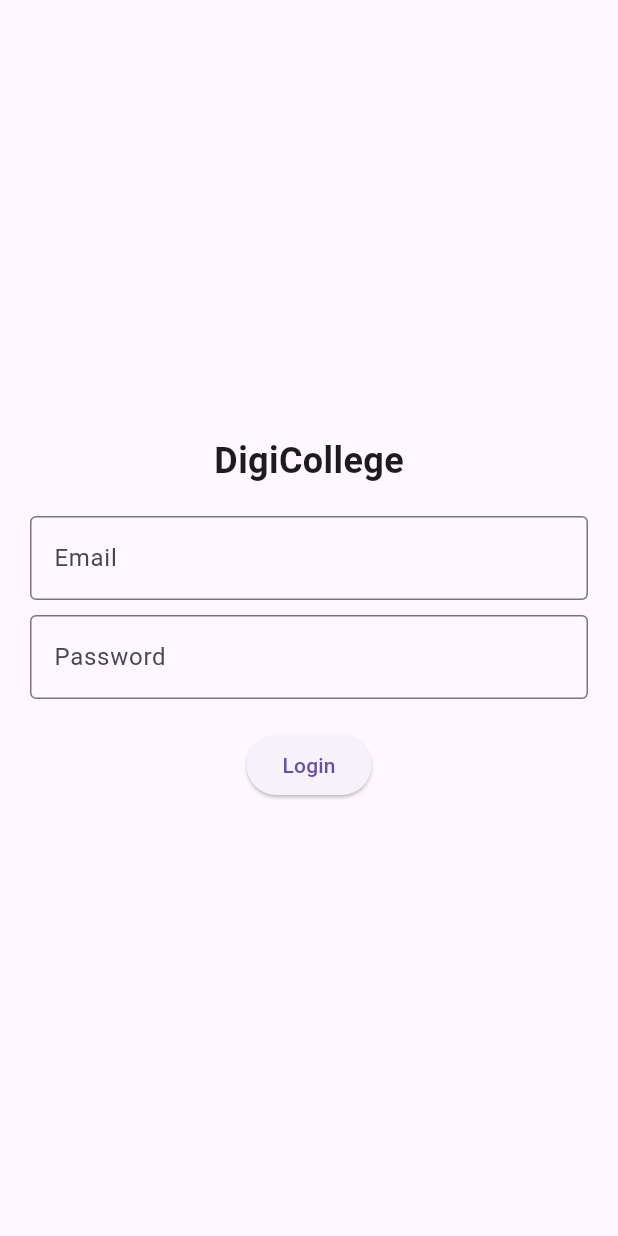
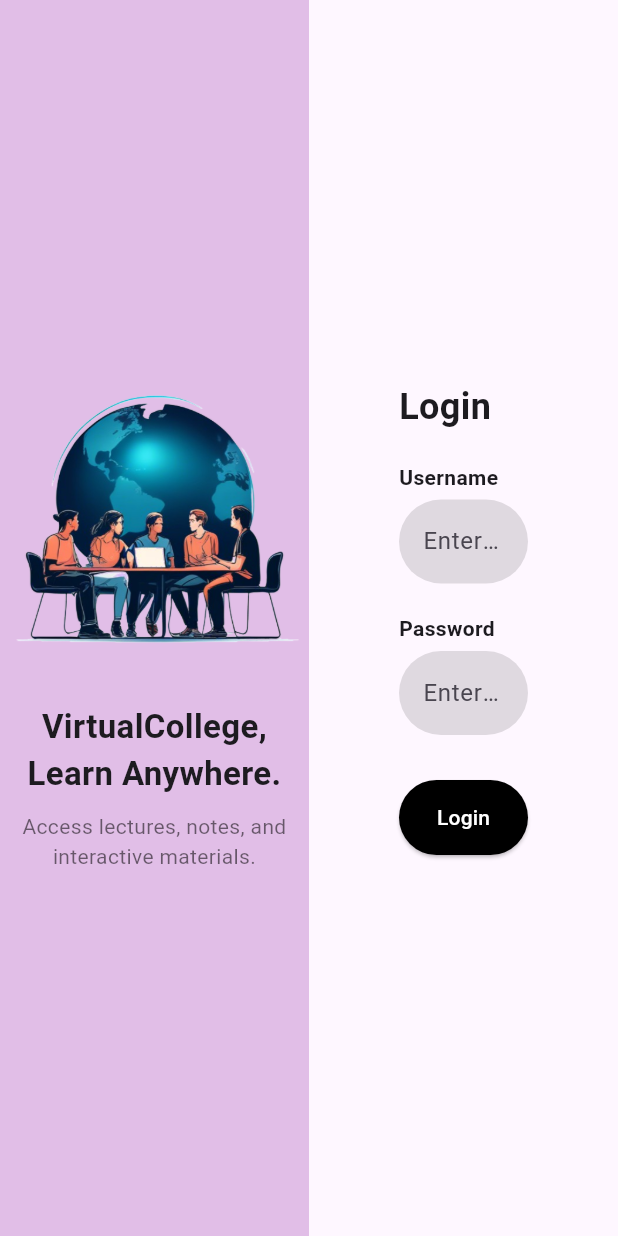
Before and after one commit to Godwin-Abin/digicollege, a Flutter app: the screen it shows after launch, on a phone screen of 412 x 824 dp. Run offline on Flutter 3.47's test engine with Material 3 defaults, Android fonts, the phone set to English and light mode, and no system bars; missing offline and left inert: media_kit, media_kit_video.

Commit message:
Login UI Completed along with the video player basic UI

```diff
--- a/lib/pages/login_page.dart
+++ b/lib/pages/login_page.dart
@@ -6,35 +6,105 @@ class LoginPage extends StatelessWidget {
   @override
   Widget build(BuildContext context) {
     return Scaffold(
-      body: Center(
-        child: Column(
-          mainAxisAlignment: MainAxisAlignment.center,
-          children: [
-            const Text("DigiCollege", style: TextStyle(fontSize: 24, fontWeight: FontWeight.bold)),
-            const SizedBox(height: 20),
-            Padding(
-              padding: const EdgeInsets.symmetric(horizontal: 20),
-              child: TextField(
-                decoration: InputDecoration(labelText: "Email", border: OutlineInputBorder()),
+      body: Row(
+        children: [
+          // Left Section with Image and Tagline
+          Expanded(
+            child: Container(
+              color: Color(0xFFE1BEE7), // Lavender background
+              child: Column(
+                mainAxisAlignment: MainAxisAlignment.center,
+                children: [
+                  Image.asset(
+                    'images/image1.png',
+                    width: 300, // Adjust size if needed
+                  ),
+                  const SizedBox(height: 20),
+                  const Text(
+                    "VirtualCollege, Learn Anywhere.",
+                    textAlign: TextAlign.center,
+                    style: TextStyle(fontSize: 22, fontWeight: FontWeight.bold),
+                  ),
+                  const SizedBox(height: 10),
+                  const Text(
+                    "Access lectures, notes, and interactive materials.",
+                    textAlign: TextAlign.center,
+                    style: TextStyle(fontSize: 14, color: Colors.black54),
+                  ),
+                ],
               ),
             ),
-            const SizedBox(height: 10),
-            Padding(
-              padding: const EdgeInsets.symmetric(horizontal: 20),
-              child: TextField(
-                obscureText: true,
-                decoration: InputDecoration(labelText: "Password", border: OutlineInputBorder()),
+          ),
+
+          // Right Section with Login Form
+          Expanded(
+            child: Padding(
+              padding: const EdgeInsets.symmetric(horizontal: 60),
+              child: Column(
+                mainAxisAlignment: MainAxisAlignment.center,
+                crossAxisAlignment: CrossAxisAlignment.start,
+                children: [
+                  const Text(
+                    "Login",
+                    style: TextStyle(fontSize: 24, fontWeight: FontWeight.bold),
+                  ),
+                  const SizedBox(height: 20),
+
+                  // Username Input
+                  const Text("Username", style: TextStyle(fontWeight: FontWeight.bold)),
+                  const SizedBox(height: 5),
+                  TextField(
+                    decoration: InputDecoration(
+                      hintText: "Enter your username",
+                      filled: true,
+                      fillColor: Colors.black12,
+                      border: OutlineInputBorder(
+                        borderRadius: BorderRadius.circular(30),
+                        borderSide: BorderSide.none,
+                      ),
+                    ),
+                  ),
+                  const SizedBox(height: 20),
+
+                  // Password Input
+                  const Text("Password", style: TextStyle(fontWeight: FontWeight.bold)),
+                  const SizedBox(height: 5),
+                  TextField(
+                    obscureText: true,
+                    decoration: InputDecoration(
+                      hintText: "Enter your password",
+                      filled: true,
+                      fillColor: Colors.black12,
+                      border: OutlineInputBorder(
+                        borderRadius: BorderRadius.circular(30),
+                        borderSide: BorderSide.none,
+                      ),
+                    ),
+                  ),
+                  const SizedBox(height: 30),
+
+                  // Login Button
+                  SizedBox(
+                    width: double.infinity,
+                    height: 50,
+                    child: ElevatedButton(
+                      style: ElevatedButton.styleFrom(
+                        backgroundColor: Colors.black,
+                        shape: RoundedRectangleBorder(
+                          borderRadius: BorderRadius.circular(30),
+                        ),
+                      ),
+                      onPressed: () {
+                        Navigator.pushReplacementNamed(context, '/dashboard');
+                      },
+                      child: const Text("Login", style: TextStyle(color: Colors.white)),
+                    ),
+                  ),
+                ],
               ),
             ),
-            const SizedBox(height: 20),
-            ElevatedButton(
-              onPressed: () {
-                Navigator.pushReplacementNamed(context, '/dashboard');
-              },
-              child: const Text("Login"),
-            ),
-          ],
-        ),
+          ),
+        ],
       ),
     );
   }
--- a/lib/pages/video_page.dart
+++ b/lib/pages/video_page.dart
@@ -17,7 +17,7 @@ class _VideoPageState extends State<VideoPage> {
   void initState() {
     super.initState();
     _player = Player();
-    _videoController = VideoController(_player);
+    _videoController = VideoController(_player); // No controls parameter here
     _player.open(
       Media(
         'https://www.learningcontainer.com/wp-content/uploads/2020/05/sample-mp4-file.mp4',
@@ -35,7 +35,10 @@ class _VideoPageState extends State<VideoPage> {
   Widget build(BuildContext context) {
     return Scaffold(
       appBar: AppBar(title: const Text("Video Player")),
-      body: Video(controller: _videoController),
+      body: Video(
+        controller: _videoController,
+        controls: null, // Set to null to disable controls
+      ),
     );
   }
 }
--- a/pubspec.yaml
+++ b/pubspec.yaml
@@ -63,9 +63,8 @@ flutter:
   uses-material-design: true
 
   # To add assets to your application, add an assets section, like this:
-  # assets:
-  #   - images/a_dot_burr.jpeg
-  #   - images/a_dot_ham.jpeg
+  assets:
+    - images/image1.png
 
   # An image asset can refer to one or more resolution-specific "variants", see
   # https://flutter.dev/to/resolution-aware-images
```
Also changed, not shown: images/image1.png (added).
